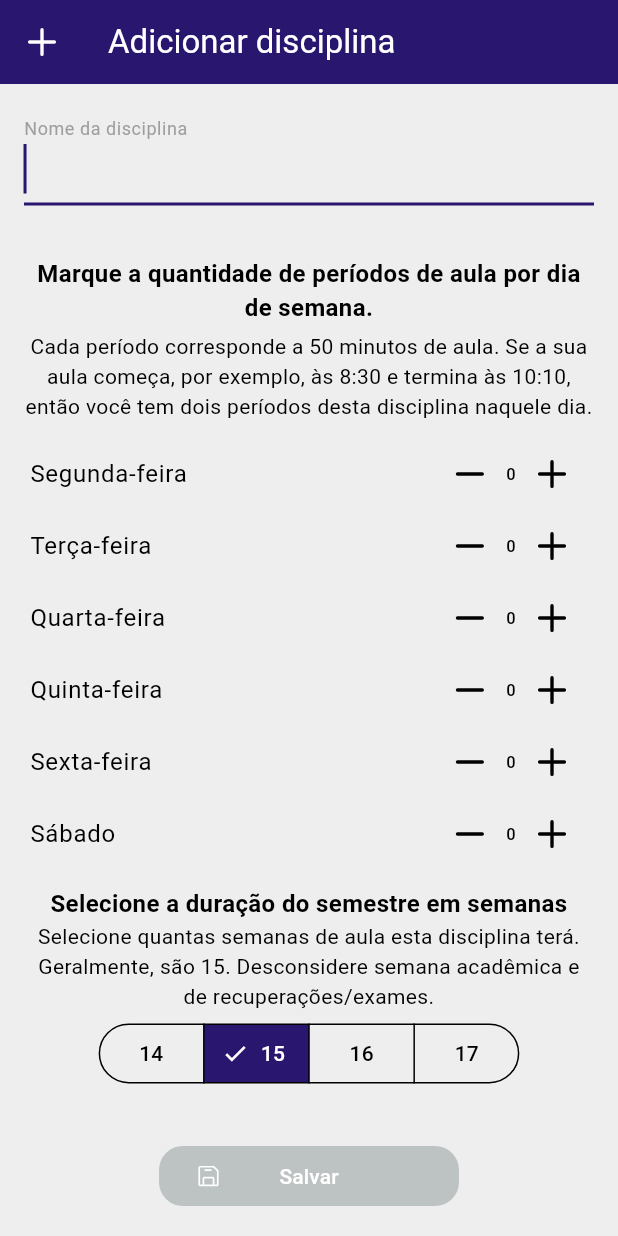
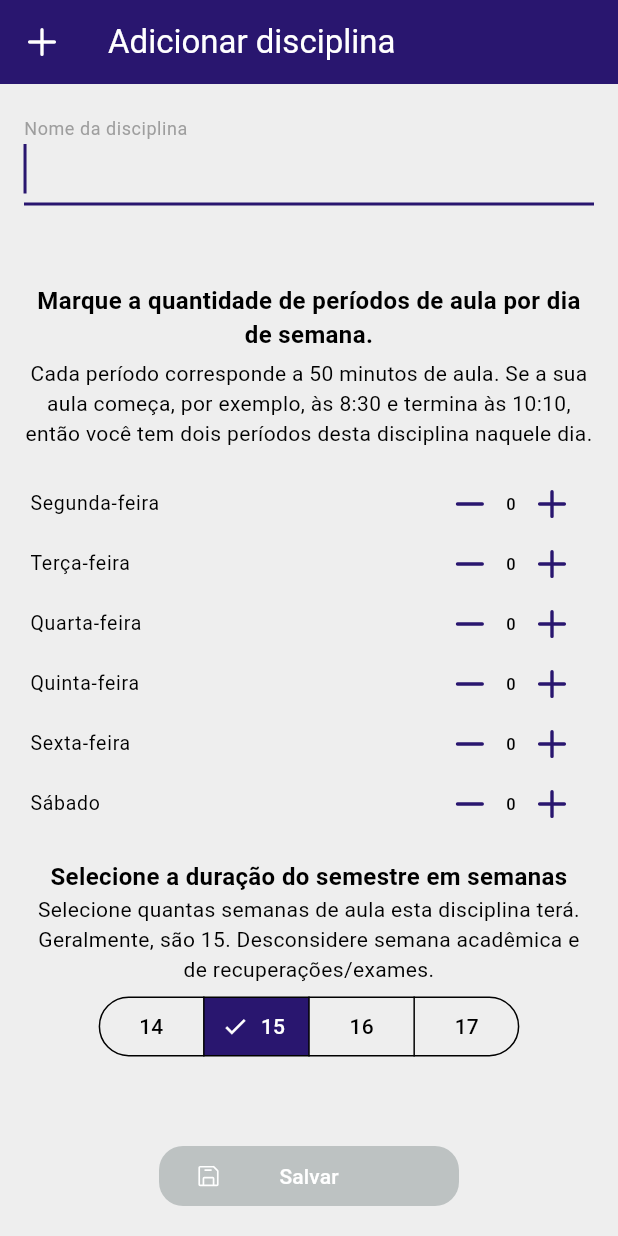
Before and after one commit to bernardolansing/faltometro_ufrgs, a Flutter app: the screen it shows after launch, after a tap on an icon or button, on a phone screen of 412 x 824 dp. Run offline on Flutter 3.47's test engine with Material 3 defaults, Android fonts, the light colour scheme and no system bars; our stand-ins replace flutter_local_notifications, permission_handler, phosphor_flutter, timezone.

Commit message:
improved styling for CourseScreen

```diff
--- a/lib/src/screens/course_screen.dart
+++ b/lib/src/screens/course_screen.dart
@@ -130,6 +130,7 @@ class _CourseScreenState extends State<CourseScreen> {
               ...Iterable.generate(6, (index) => ListTile(
                 title: Text(weekdaysNames[index]),
                 visualDensity: VisualDensity.compact,
+                dense: true,
                 contentPadding: const EdgeInsets.symmetric(horizontal: 4),
                 trailing: Row(
                   mainAxisSize: MainAxisSize.min,
@@ -140,6 +141,9 @@ class _CourseScreenState extends State<CourseScreen> {
                         _decreasePeriods(index);
                       },
                       icon: PhosphorIcon(PhosphorIcons.bold.minus),
+                      color: Theme.of(context).brightness == Brightness.light
+                          ? Theme.of(context).colorScheme.primary
+                          : Theme.of(context).colorScheme.secondary,
                       splashRadius: 28,
                     ),
                     Text(_periodsPerWeekday[index].toString()),
@@ -148,6 +152,9 @@ class _CourseScreenState extends State<CourseScreen> {
                         _closeKeyboard();
                         _increasePeriods(index);
                       },
+                      color: Theme.of(context).brightness == Brightness.light
+                          ? Theme.of(context).colorScheme.primary
+                          : Theme.of(context).colorScheme.secondary,
                       icon: PhosphorIcon(PhosphorIcons.bold.plus),
                       splashRadius: 28,
                     ),
```
